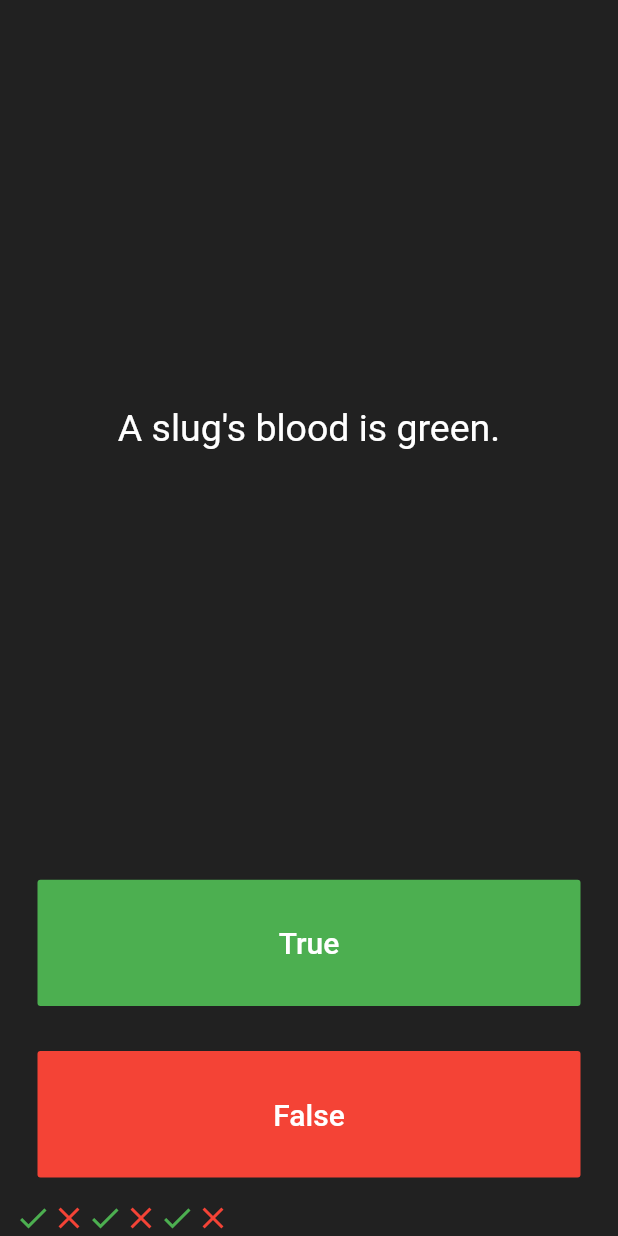
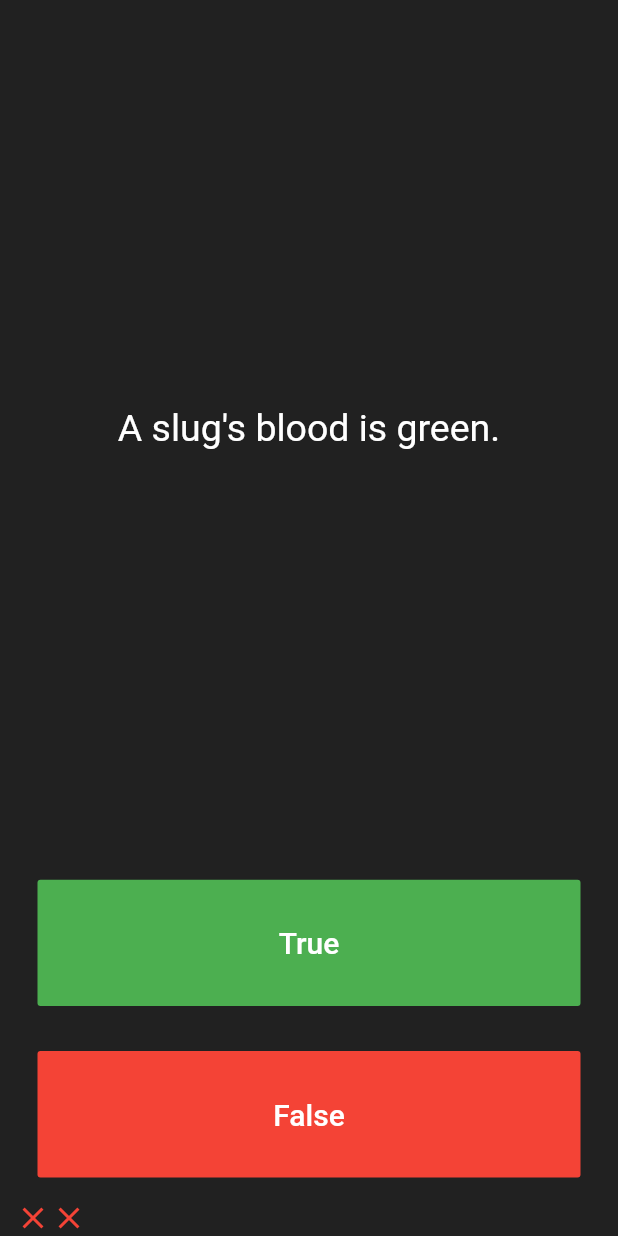
Before and after one commit to AndressaTancredi/Quizzler, a Flutter app: the screen it shows after launch, after a tap on "True", after a tap on "False", on a phone screen of 412 x 824 dp. Run offline on Flutter 3.47's test engine with Material 2 defaults, Android fonts, the phone set to English and light mode, and no system bars.

Commit message:
Add anwser method

```diff
--- a/lib/main.dart
+++ b/lib/main.dart
@@ -28,6 +28,18 @@ class QuizPage extends StatefulWidget {
 
 class _QuizPageState extends State<QuizPage> {
   List<Icon> scoreKeeper = [];
+
+  void checkAnswer(bool userPickedAnswer) {
+    setState(() {
+      if (userPickedAnswer == quizBrain.getCorrectAnswer()) {
+        scoreKeeper.add(Icon(Icons.check, color: Colors.green));
+      } else {
+        scoreKeeper.add(Icon(Icons.close, color: Colors.red));
+      }
+
+      quizBrain.nextQuestion();
+    });
+  }
 
   @override
   Widget build(BuildContext context) {
@@ -66,16 +78,7 @@ class _QuizPageState extends State<QuizPage> {
               ),
               onPressed: () {
                 //The user picked true.
-                bool correctAnswer = quizBrain.getCorrectAnswer();
-
-                if (correctAnswer == true) {
-                  print('yes');
-                } else {
-                  print('no');
-                }
-                setState(() {
-                  quizBrain.nextQuestion();
-                });
+                checkAnswer(true);
               },
             ),
           ),
@@ -94,46 +97,13 @@ class _QuizPageState extends State<QuizPage> {
               ),
               onPressed: () {
                 //The user picked false.
-                bool correctAnswer = quizBrain.getCorrectAnswer();
-                if (correctAnswer == false) {
-                  print('yes');
-                } else {
-                  print('no');
-                }
-                setState(() {
-                  quizBrain.nextQuestion();
-                });
+                checkAnswer(false);
               },
             ),
           ),
         ),
         Row(
-          children: [
-            Icon(
-              Icons.check,
-              color: Colors.green,
-            ),
-            Icon(
-              Icons.close,
-              color: Colors.red,
-            ),
-            Icon(
-              Icons.check,
-              color: Colors.green,
-            ),
-            Icon(
-              Icons.close,
-              color: Colors.red,
-            ),
-            Icon(
-              Icons.check,
-              color: Colors.green,
-            ),
-            Icon(
-              Icons.close,
-              color: Colors.red,
-            ),
-          ],
+          children: scoreKeeper,
         )
       ],
     );
```
